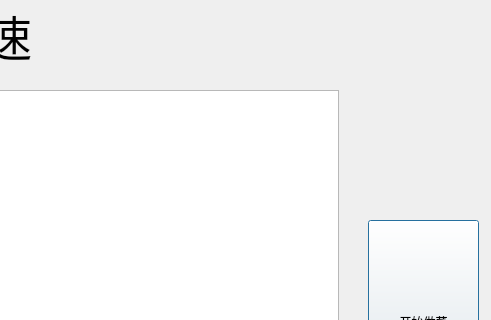
Old version of the form chefdialog.ui in the repository WhirlFirst/QtDish; both pictures show x 452 to 943 and y 0 to 320 of the 943 by 764 pixel window.
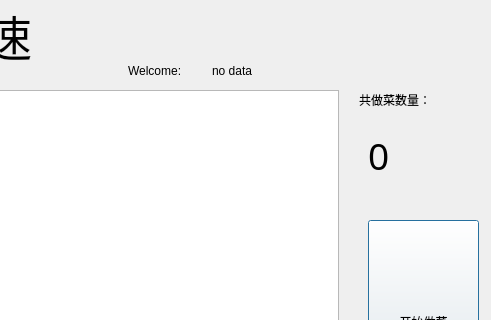
New version of the form.

```diff
--- a/chefdialog.ui
+++ b/chefdialog.ui
@@ -77,6 +77,64 @@
     </property>
    </widget>
   </widget>
+  <widget class="QLabel" name="label_3">
+   <property name="geometry">
+    <rect>
+     <x>811</x>
+     <y>90</y>
+     <width>91</width>
+     <height>20</height>
+    </rect>
+   </property>
+   <property name="text">
+    <string>共做菜数量：</string>
+   </property>
+  </widget>
+  <widget class="QLabel" name="numberlabel">
+   <property name="geometry">
+    <rect>
+     <x>820</x>
+     <y>120</y>
+     <width>91</width>
+     <height>71</height>
+    </rect>
+   </property>
+   <property name="font">
+    <font>
+     <family>Agency FB</family>
+     <pointsize>28</pointsize>
+    </font>
+   </property>
+   <property name="text">
+    <string>0</string>
+   </property>
+  </widget>
+  <widget class="QWidget" name="">
+   <property name="geometry">
+    <rect>
+     <x>580</x>
+     <y>50</y>
+     <width>161</width>
+     <height>41</height>
+    </rect>
+   </property>
+   <layout class="QHBoxLayout" name="horizontalLayout">
+    <item>
+     <widget class="QLabel" name="label_2">
+      <property name="text">
+       <string>Welcome:</string>
+      </property>
+     </widget>
+    </item>
+    <item>
+     <widget class="QLabel" name="namelabel">
+      <property name="text">
+       <string>no data</string>
+      </property>
+     </widget>
+    </item>
+   </layout>
+  </widget>
  </widget>
  <resources/>
  <connections/>
```
